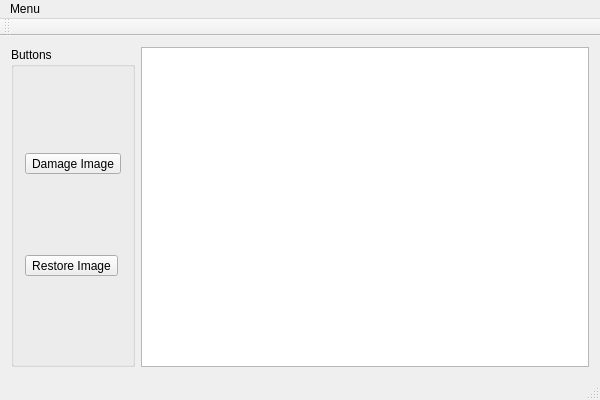
Above: pde_laplace_restorer.ui from bozhenakv555/Laplace-Image-Restorer-PDE before the change. Below: the same form after it.
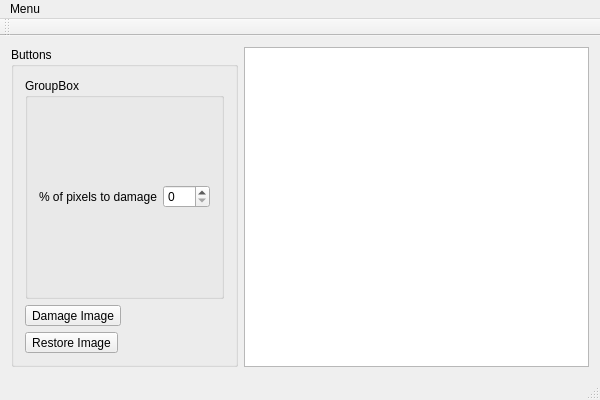
That is the form after the change.

Commit message: Added damage function - random pixel removal and helper logic (createImageFromU, updateView) to show the math results

The edit to the form file:
```diff
--- a/pde_laplace_restorer.ui
+++ b/pde_laplace_restorer.ui
@@ -21,6 +21,32 @@
        <string>Buttons</string>
       </property>
       <layout class="QVBoxLayout" name="verticalLayout">
+       <item>
+        <widget class="QGroupBox" name="groupBox_2">
+         <property name="title">
+          <string>GroupBox</string>
+         </property>
+         <layout class="QHBoxLayout" name="horizontalLayout_2">
+          <item>
+           <widget class="QLabel" name="label">
+            <property name="text">
+             <string>% of pixels to damage</string>
+            </property>
+           </widget>
+          </item>
+          <item>
+           <widget class="QSpinBox" name="sb_damagePercent">
+            <property name="maximum">
+             <number>100</number>
+            </property>
+            <property name="singleStep">
+             <number>5</number>
+            </property>
+           </widget>
+          </item>
+         </layout>
+        </widget>
+       </item>
        <item>
         <widget class="QToolButton" name="tb_damage">
          <property name="text">
```
The commit also changes 2 other files.
